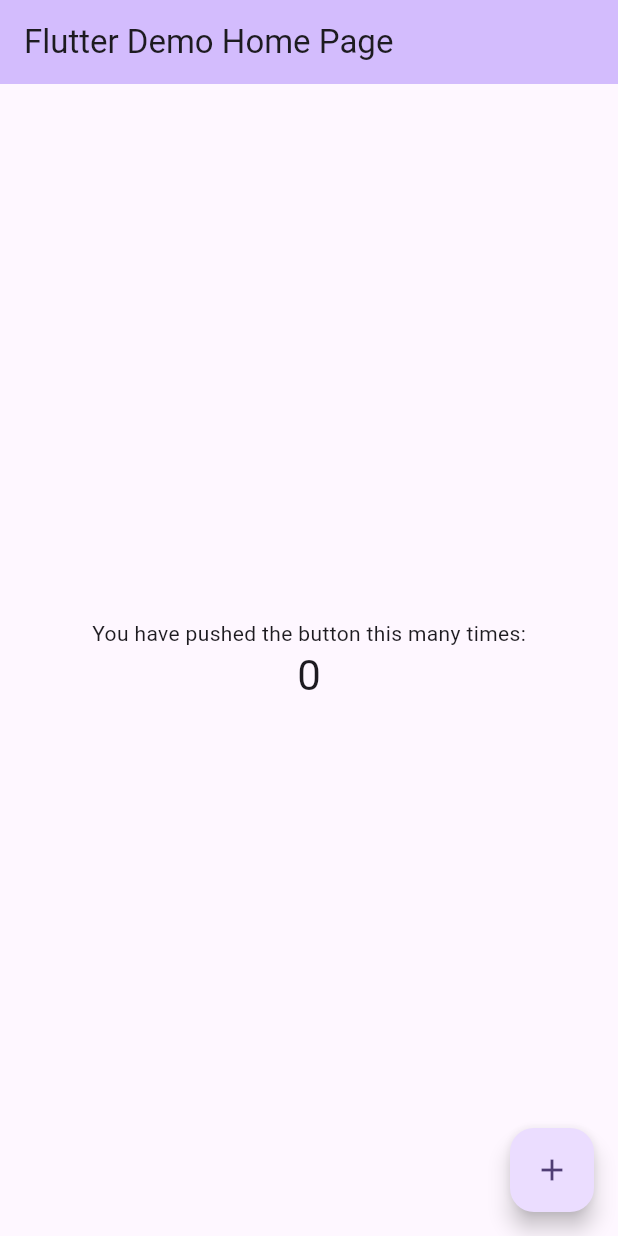
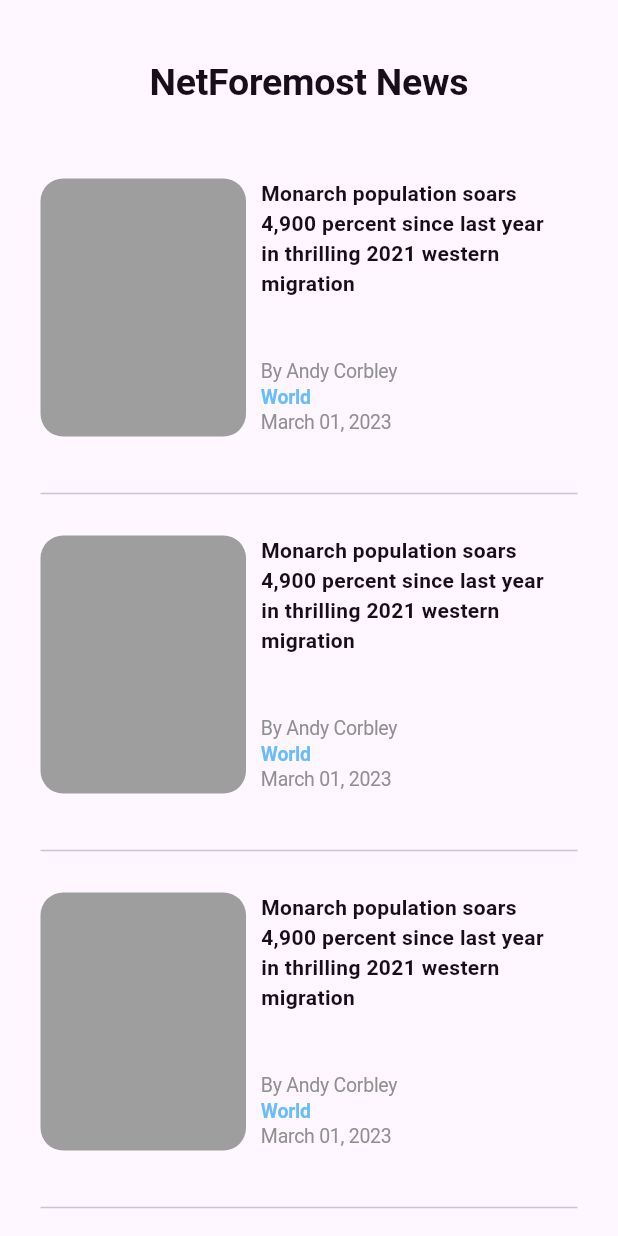
Before and after one commit to Michael-saeek/test_netforemost, a Flutter app: the screen it shows after launch, on a phone screen of 412 x 824 dp. Run offline on Flutter 3.47's test engine with Material 2 defaults, Android fonts, the phone set to English and light mode, and no system bars; our stand-ins replace bloc, dio, equatable, flutter_bloc; Roboto replaces fonts that are missing (SF Pro).

Commit message:
Adding new files about the test

```diff
--- /dev/null
+++ b/test_app/lib/blocs/home_bloc/home_event.dart
@@ -0,0 +1,10 @@
+part of 'home_bloc.dart';
+
+sealed class HomeEvent extends Equatable {
+  const HomeEvent();
+
+  @override
+  List<Object> get props => [];
+}
+
+class GetDataEvent extends HomeEvent {}
--- /dev/null
+++ b/test_app/lib/blocs/home_bloc/home_state.dart
@@ -0,0 +1,25 @@
+part of 'home_bloc.dart';
+
+class HomeState extends Equatable {
+
+  final ArticlesResponse? listInfo;
+  final bool isLoaded;
+
+  const HomeState({
+    this.listInfo,
+    this.isLoaded = false,
+  });
+
+
+  HomeState copyWith(
+    ArticlesResponse listInfo,
+    bool? isLoaded
+    ) => HomeState(
+      listInfo: listInfo ?? this.listInfo,
+      isLoaded: isLoaded ?? this.isLoaded,
+    );
+
+
+  @override
+  List<Object> get props => [ ];
+}
--- /dev/null
+++ b/test_app/lib/domain/entity/articles_response.dart
@@ -0,0 +1,39 @@
+// To parse this JSON data, do
+//
+//     final articlesResponse = articlesResponseFromJson(jsonString);
+
+import 'dart:convert';
+import 'article.dart';
+
+
+ArticlesResponse articlesResponseFromJson(String str) => ArticlesResponse.fromJson(json.decode(str));
+
+String articlesResponseToJson(ArticlesResponse data) => json.encode(data.toJson());
+
+class ArticlesResponse {
+    String? status;
+    int? totalResults;
+    List<Article> articles;
+
+    ArticlesResponse({
+        required this.status,
+        required this.totalResults,
+        required this.articles,
+    });
+
+    factory ArticlesResponse.fromJson(Map<String, dynamic> json) => ArticlesResponse(
+        status: json["status"],
+        totalResults: json["totalResults"],
+        articles: List<Article>.from(json["articles"].map((x) => Article.fromJson(x))),
+    );
+
+    Map<String, dynamic> toJson() => {
+        "status": status,
+        "totalResults": totalResults,
+        "articles": List<dynamic>.from(articles.map((x) => x.toJson())),
+    };
+
+    ArticlesResponse articlesResponseFromJson(String str) => ArticlesResponse.fromJson(json.decode(str));
+
+    String articlesResponseToJson(ArticlesResponse data) => json.encode(data.toJson());
+}
--- a/test_app/lib/main.dart
+++ b/test_app/lib/main.dart
@@ -1,4 +1,7 @@
 import 'package:flutter/material.dart';
+import 'package:flutter_bloc/flutter_bloc.dart';
+import 'package:test_app/blocs/home_bloc/home_bloc.dart';
+import 'package:test_app/presentation/screen/home_page.dart';
 
 void main() {
   runApp(const MyApp());
@@ -10,116 +13,19 @@ class MyApp extends StatelessWidget {
   // This widget is the root of your application.
   @override
   Widget build(BuildContext context) {
-    return MaterialApp(
-      title: 'Flutter Demo',
-      theme: ThemeData(
-        // This is the theme of your application.
-        //
-        // TRY THIS: Try running your application with "flutter run". You'll see
-        // the application has a blue toolbar. Then, without quitting the app,
-        // try changing the seedColor in the colorScheme below to Colors.green
-        // and then invoke "hot reload" (save your changes or press the "hot
-        // reload" button in a Flutter-supported IDE, or press "r" if you used
-        // the command line to start the app).
-        //
-        // Notice that the counter didn't reset back to zero; the application
-        // state is not lost during the reload. To reset the state, use hot
-        // restart instead.
-        //
-        // This works for code too, not just values: Most code changes can be
-        // tested with just a hot reload.
-        colorScheme: ColorScheme.fromSeed(seedColor: Colors.deepPurple),
-        useMaterial3: true,
+    return MultiBlocProvider(
+      providers: [
+        BlocProvider(create: (context) => HomeBloc()),
+      ],
+      child: MaterialApp(
+        debugShowCheckedModeBanner: false,
+        title: 'Flutter Demo',
+        theme: ThemeData(
+          colorScheme: ColorScheme.fromSeed(seedColor: Colors.deepPurple),
+          useMaterial3: true,
+        ),
+        home: const HomePage()
       ),
-      home: const MyHomePage(title: 'Flutter Demo Home Page'),
     );
   }
 }
-
-class MyHomePage extends StatefulWidget {
-  const MyHomePage({super.key, required this.title});
-
-  // This widget is the home page of your application. It is stateful, meaning
-  // that it has a State object (defined below) that contains fields that affect
-  // how it looks.
-
-  // This class is the configuration for the state. It holds the values (in this
-  // case the title) provided by the parent (in this case the App widget) and
-  // used by the build method of the State. Fields in a Widget subclass are
-  // always marked "final".
-
-  final String title;
-
-  @override
-  State<MyHomePage> createState() => _MyHomePageState();
-}
-
-class _MyHomePageState extends State<MyHomePage> {
-  int _counter = 0;
-
-  void _incrementCounter() {
-    setState(() {
-      // This call to setState tells the Flutter framework that something has
-      // changed in this State, which causes it to rerun the build method below
-      // so that the display can reflect the updated values. If we changed
-      // _counter without calling setState(), then the build method would not be
-      // called again, and so nothing would appear to happen.
-      _counter++;
-    });
-  }
-
-  @override
-  Widget build(BuildContext context) {
-    // This method is rerun every time setState is called, for instance as done
-    // by the _incrementCounter method above.
-    //
-    // The Flutter framework has been optimized to make rerunning build methods
-    // fast, so that you can just rebuild anything that needs updating rather
-    // than having to individually change instances of widgets.
-    return Scaffold(
-      appBar: AppBar(
-        // TRY THIS: Try changing the color here to a specific color (to
-        // Colors.amber, perhaps?) and trigger a hot reload to see the AppBar
-        // change color while the other colors stay the same.
-        backgroundColor: Theme.of(context).colorScheme.inversePrimary,
-        // Here we take the value from the MyHomePage object that was created by
-        // the App.build method, and use it to set our appbar title.
-        title: Text(widget.title),
-      ),
-      body: Center(
-        // Center is a layout widget. It takes a single child and positions it
-        // in the middle of the parent.
-        child: Column(
-          // Column is also a layout widget. It takes a list of children and
-          // arranges them vertically. By default, it sizes itself to fit its
-          // children horizontally, and tries to be as tall as its parent.
-          //
-          // Column has various properties to control how it sizes itself and
-          // how it positions its children. Here we use mainAxisAlignment to
-          // center the children vertically; the main axis here is the vertical
-          // axis because Columns are vertical (the cross axis would be
-          // horizontal).
-          //
-          // TRY THIS: Invoke "debug painting" (choose the "Toggle Debug Paint"
-          // action in the IDE, or press "p" in the console), to see the
-          // wireframe for each widget.
-          mainAxisAlignment: MainAxisAlignment.center,
-          children: <Widget>[
-            const Text(
-              'You have pushed the button this many times:',
-            ),
-            Text(
-              '$_counter',
-              style: Theme.of(context).textTheme.headlineMedium,
-            ),
-          ],
-        ),
-      ),
-      floatingActionButton: FloatingActionButton(
-        onPressed: _incrementCounter,
-        tooltip: 'Increment',
-        child: const Icon(Icons.add),
-      ), // This trailing comma makes auto-formatting nicer for build methods.
-    );
-  }
-}
--- /dev/null
+++ b/test_app/lib/presentation/screen/home_page.dart
@@ -0,0 +1,92 @@
+import 'package:flutter/material.dart';
+import 'package:flutter_bloc/flutter_bloc.dart';
+import 'package:test_app/blocs/home_bloc/home_bloc.dart';
+import 'package:test_app/presentation/widget/card_info.dart';
+
+class HomePage extends StatelessWidget {
+  const HomePage({super.key});
+
+  // This widget is the root of your application.
+  @override
+  Widget build(BuildContext context) {
+    return Scaffold(
+      body: BlocBuilder<HomeBloc, HomeState>(
+      builder: (context, state) {
+
+        // print(state);
+        // if(!state.isLoaded) {
+        //   context.read<HomeBloc>().add(GetDataEvent());
+
+        //   return Center(
+        //     child: Container(
+        //       child: const CircularProgressIndicator(),
+        //     ),
+        //   );
+
+        // }
+
+        return homeWidget(state);
+      },
+    ));
+  }
+
+  Widget homeWidget(HomeState state) {
+    return SingleChildScrollView(
+        child: Container(
+          width: double.infinity,
+          margin: const EdgeInsets.symmetric(horizontal: 16, vertical: 22),
+          child: Column(
+            crossAxisAlignment: CrossAxisAlignment.center,
+            children: [
+              const Padding(
+                padding: EdgeInsets.only(top: 15, bottom: 26),
+                child: Row(
+                  mainAxisSize: MainAxisSize.min,
+                  children: [
+                    Text(
+                      'NetForemost News',
+                      style: TextStyle(
+                        color: Color(0xFF180E19),
+                        fontSize: 25,
+                        fontFamily: 'SF Pro',
+                        fontWeight: FontWeight.w700,
+                        letterSpacing: -0.17,
+                      ),
+                    )
+                  ],
+                ),
+              ),
+
+              // state.listInfo.articles.map( (article ) => {
+              //   return Padding(
+              //     padding:  const EdgeInsets.only(top: 20, bottom: 30),
+              //     child:  CardInfo(
+              //       author: article.author,
+              //       title: article.title,
+              //       date: article.publishedAt.toString(),
+              //       image: article.urlToImage,
+              //     ),
+              //   );
+              // });
+
+
+              SizedBox(
+                width: 358,
+                child: ListView.separated(
+                  scrollDirection: Axis.vertical,
+                  shrinkWrap: true,
+                    itemBuilder: (context, index) {
+                      return const Padding(
+                        padding:  EdgeInsets.only(top: 20, bottom: 30),
+                        child:  CardInfo(),
+                      );
+                    },
+                    separatorBuilder: (context, index) => const Divider(),
+                    itemCount: 8),
+              ),
+            ],
+          ),
+        ),
+      );
+  }
+}
--- /dev/null
+++ b/test_app/lib/presentation/widget/card_info.dart
@@ -0,0 +1,98 @@
+import 'package:flutter/material.dart';
+
+class CardInfo extends StatelessWidget {
+
+  final String? title;
+  final String? image;
+  final String? author;
+  final String? date;
+
+  const CardInfo({
+    super.key,
+    this.title,
+    this.image,
+    this.author,
+    this.date
+  });
+
+  @override
+  Widget build(BuildContext context) {
+    return InkWell(
+      onTap: () => {},
+      child: Row(
+        children: [
+          Container(
+            decoration: ShapeDecoration(
+                color: Colors.grey,
+                shape: RoundedRectangleBorder(
+                borderRadius: BorderRadius.circular(15),
+              ),
+            ),
+            width: 137,
+            height: 172,
+
+          ),
+
+          Container(
+            padding: const EdgeInsets.symmetric(horizontal: 10),
+            height: 172,
+            width: 211,
+            child: Column(
+              crossAxisAlignment: CrossAxisAlignment.start,
+              mainAxisAlignment: MainAxisAlignment.center,
+              children: [
+                Expanded(
+                  child: Text(
+                    // overflow: TextOverflow.ellipsis,
+                    // maxLines: 4,
+                    title ?? 'Monarch population soars 4,900 percent since last year in thrilling 2021 western migration',
+                    style: const TextStyle(
+
+                      color: Color(0xFF180E19),
+                      fontSize: 14,
+                      fontFamily: 'SF Pro',
+                      fontWeight: FontWeight.w700,
+
+                    ),
+                  ),
+                ),
+
+                Text(
+                  author ?? 'By Andy Corbley',
+                  style: const TextStyle(
+                    color: Color(0xFF909090),
+                    fontSize: 13,
+                    fontFamily: 'SF Pro',
+                    letterSpacing: -0.17,
+                  ),
+                ),
+
+                const Text(
+                  'World',
+                  style: TextStyle(
+                    color: Color(0xFF69BDFD),
+                    fontSize: 13,
+                    fontFamily: 'SF Pro',
+                    fontWeight: FontWeight.w700,
+                    height: 0,
+                    letterSpacing: -0.17,
+                  ),
+                ),
+
+                Text(
+                  date ?? 'March 01, 2023 ',
+                  style: const TextStyle(
+                    color: Color(0xFF909090),
+                    fontSize: 13,
+                    fontFamily: 'SF Pro',
+                    letterSpacing: -0.17,
+                  ),
+                )
+              ],
+            ),
+          )
+        ],
+      ),
+    );
+  }
+}
--- a/test_app/pubspec.yaml
+++ b/test_app/pubspec.yaml
@@ -35,6 +35,10 @@ dependencies:
   # The following adds the Cupertino Icons font to your application.
   # Use with the CupertinoIcons class for iOS style icons.
   cupertino_icons: ^1.0.2
+  dio: ^5.3.3
+  bloc: ^8.1.2
+  flutter_bloc: ^8.1.3
+  equatable: ^2.0.5
 
 dev_dependencies:
   flutter_test:
```
Also changed, not shown: test_app/lib/blocs/home_bloc/home_bloc.dart (added, +25 -0 lines), test_app/lib/domain/datasource/article_datasource.dart (added, +7 -0 lines), test_app/lib/domain/entity/article.dart (added, +45 -0 lines), test_app/lib/domain/entity/source.dart (added, +19 -0 lines), test_app/lib/infrastructure/datasource/article_datasource.dart (added, +27 -0 lines), test_app/lib/domain/repository/articles_repository.dart (added), test_app/pubspec.lock.
